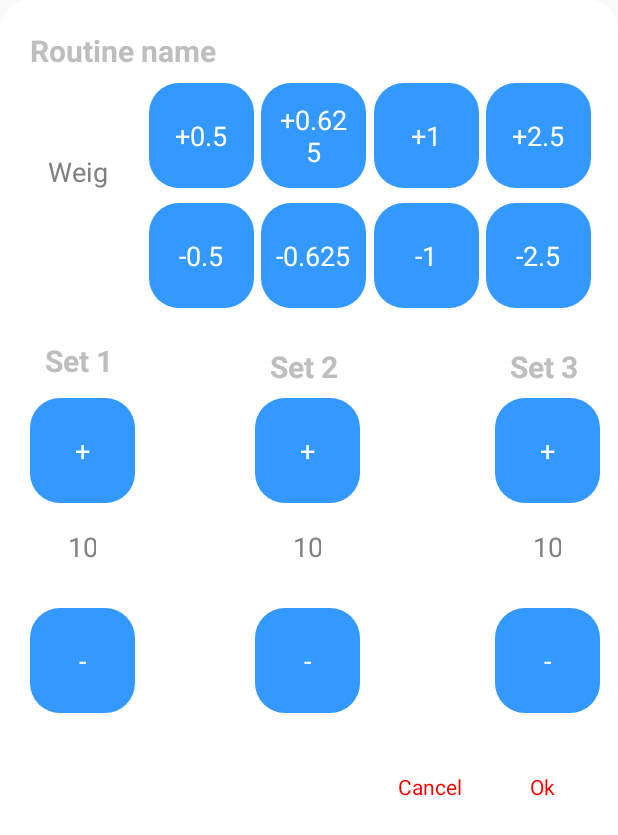
After one commit to MisterEvo/GymNote, an Android app: the editWorkout screen opened directly, with no data from a screen before it, on a phone screen of 412 x 824 dp. The commit adds this screen. Shown: the top 835 px of the screen. Run offline under Robolectric (Android 15) with nearby library versions, the phone set to English and light mode, and no system bars.

Commit message:
Created onClickListener for detailed exercise rec view

```diff
--- a/app/src/main/AndroidManifest.xml
+++ b/app/src/main/AndroidManifest.xml
@@ -18,6 +18,7 @@
             </intent-filter>
         </activity>
         <activity android:name=".a_workout_overview" />
+        <activity android:name=".editWorkout" />
     </application>
 
 </manifest>
--- a/app/src/main/java/com/sommerfeld/gymnote/adapters/detailed_recycler_adapter.java
+++ b/app/src/main/java/com/sommerfeld/gymnote/adapters/detailed_recycler_adapter.java
@@ -18,10 +18,12 @@ public class detailed_recycler_adapter extends RecyclerView.Adapter<detailed_rec
 
     private ArrayList<String> mExercise;
     private ArrayList<String> mWeight;
+    private OnExerciseListner mOnExerciseListener;
 
-    public detailed_recycler_adapter(ArrayList<String> exercise, ArrayList<String> weight) {
+    public detailed_recycler_adapter(ArrayList<String> exercise, ArrayList<String> weight, OnExerciseListner onExerciseListner) {
         this.mExercise = exercise;
         this.mWeight = weight;
+        this.mOnExerciseListener = onExerciseListner;
        // Log.d(TAG, "detailed_recycler_adapter: " + mExercise + mWeight);
     }
 
@@ -29,7 +31,7 @@ public class detailed_recycler_adapter extends RecyclerView.Adapter<detailed_rec
     @Override
     public ViewHolder onCreateViewHolder(@NonNull ViewGroup viewGroup, int i) {
         View view = LayoutInflater.from(viewGroup.getContext()).inflate(R.layout.layout_workout_detail_list_item,viewGroup, false);
-        return new ViewHolder(view);
+        return new ViewHolder(view, mOnExerciseListener);
     }
 
     @Override
@@ -44,13 +46,26 @@ public class detailed_recycler_adapter extends RecyclerView.Adapter<detailed_rec
         return mExercise.size();
     }
 
-    public class ViewHolder extends RecyclerView.ViewHolder {
+    public class ViewHolder extends RecyclerView.ViewHolder implements View.OnClickListener {
         TextView exercise, weight;
+        OnExerciseListner onExerciseListner;
 
-        public ViewHolder(@NonNull View itemView) {
+        public ViewHolder(@NonNull View itemView, OnExerciseListner onExerciseListner) {
             super(itemView);
             exercise = itemView.findViewById(R.id.exercise_title);
             weight = itemView.findViewById(R.id.exercise_weight);
+            this.onExerciseListner = onExerciseListner;
+
+            itemView.setOnClickListener(this);
+        }
+
+        @Override
+        public void onClick(View v) {
+            onExerciseListner.onExerciseClick(getAdapterPosition());
         }
     }
+
+    public interface OnExerciseListner {
+        void onExerciseClick(int position);
+    }
 }
--- a/app/src/main/java/com/sommerfeld/gymnote/detailed_workout_plan.java
+++ b/app/src/main/java/com/sommerfeld/gymnote/detailed_workout_plan.java
@@ -1,6 +1,7 @@
 package com.sommerfeld.gymnote;
 
 
+import android.content.Intent;
 import android.support.v7.app.AppCompatActivity;
 import android.os.Bundle;
 import android.support.v7.widget.LinearLayoutManager;
@@ -14,7 +15,7 @@ import com.sommerfeld.gymnote.util.VerticalSpacingItemDecorator;
 
 import java.util.ArrayList;
 
-public class detailed_workout_plan extends AppCompatActivity {
+public class detailed_workout_plan extends AppCompatActivity implements detailed_recycler_adapter.OnExerciseListner {
     private static final String TAG = "detailed_workout_plan";
 
     //UI Components
@@ -51,8 +52,16 @@ public class detailed_workout_plan extends AppCompatActivity {
         mRecyclerView.setLayoutManager(linearLayoutManager);
         VerticalSpacingItemDecorator itemDecorator = new VerticalSpacingItemDecorator(10);
         mRecyclerView.addItemDecoration(itemDecorator);
-        mDetailedRecyclerAdapter = new detailed_recycler_adapter(mWorkoutList, mWeight);
+        mDetailedRecyclerAdapter = new detailed_recycler_adapter(mWorkoutList, mWeight, this);
         mRecyclerView.setAdapter(mDetailedRecyclerAdapter);
 
     }
+
+    @Override
+    public void onExerciseClick(int position) {
+        // Click Listner for click on specific exercise
+        Log.d(TAG, "onExerciseClick: Clicked" + position);
+        Intent intent = new Intent(this, editWorkout.class);
+        startActivity(intent);
+    }
 }
--- /dev/null
+++ b/app/src/main/java/com/sommerfeld/gymnote/editWorkout.java
@@ -0,0 +1,17 @@
+package com.sommerfeld.gymnote;
+
+import android.os.Bundle;
+import android.support.annotation.Nullable;
+import android.support.v7.app.AppCompatActivity;
+import android.util.Log;
+
+public class editWorkout extends AppCompatActivity {
+    private static final String TAG = "editWorkout";
+
+    @Override
+    protected void onCreate(@Nullable Bundle savedInstanceState) {
+        super.onCreate(savedInstanceState);
+        setContentView(R.layout.exercise_view);
+        Log.d(TAG, "onCreate: ");
+    }
+}
--- /dev/null
+++ b/app/src/main/res/drawable/dialog_bg_blue.xml
@@ -0,0 +1,12 @@
+<?xml version="1.0" encoding="utf-8"?>
+<shape xmlns:android="http://schemas.android.com/apk/res/android">
+    <solid
+        android:color="@color/colorLightBlue"/>
+    <corners
+        android:radius="20dp" />
+    <padding
+        android:left="10dp"
+        android:top="10dp"
+        android:right="10dp"
+        android:bottom="10dp" />
+</shape>
--- /dev/null
+++ b/app/src/main/res/layout/exercise_view.xml
@@ -0,0 +1,269 @@
+<?xml version="1.0" encoding="utf-8"?>
+<RelativeLayout xmlns:android="http://schemas.android.com/apk/res/android"
+    xmlns:tools="http://schemas.android.com/tools"
+    android:layout_width="match_parent"
+    android:layout_height="match_parent"
+    android:background="@drawable/dialog_bg"
+    android:orientation="vertical"
+    android:theme="@android:style/Theme.Holo.Dialog">
+
+    <TextView
+        android:id="@+id/exercise"
+        android:layout_width="wrap_content"
+        android:layout_height="wrap_content"
+        android:layout_marginLeft="10dp"
+        android:layout_marginTop="10dp"
+        android:text="Routine name"
+        android:textSize="20dp"
+        android:textStyle="bold" />
+
+    <EditText
+        android:id="@+id/weight"
+        android:layout_width="wrap_content"
+        android:layout_height="wrap_content"
+        android:layout_centerHorizontal="false"
+        android:layout_marginLeft="10dp"
+        android:layout_marginTop="85dp"
+        android:ems="3"
+        android:hint="Weight"
+        android:inputType="textPersonName" />
+
+    <Button
+        android:id="@+id/btn_add05"
+        android:layout_width="70dp"
+        android:layout_height="70dp"
+        android:layout_marginLeft="15dp"
+        android:layout_marginTop="45dp"
+        android:layout_toRightOf="@id/weight"
+        android:background="@drawable/dialog_bg_blue"
+        android:text="+0.5"
+        android:textColor="@color/colorWhite" />
+
+    <Button
+        android:id="@+id/btn_add0625"
+        android:layout_width="70dp"
+        android:layout_height="70dp"
+        android:layout_marginLeft="90dp"
+        android:layout_marginTop="45dp"
+        android:layout_toRightOf="@id/weight"
+        android:background="@drawable/dialog_bg_blue"
+        android:text="+0.625"
+        android:textColor="@color/colorWhite" />
+
+    <Button
+        android:id="@+id/btn_sub0625"
+        android:layout_width="70dp"
+        android:layout_height="70dp"
+        android:layout_marginLeft="90dp"
+        android:layout_marginTop="125dp"
+        android:layout_toRightOf="@id/weight"
+        android:background="@drawable/dialog_bg_blue"
+        android:text="-0.625"
+        android:textColor="@color/colorWhite" />
+    <Button
+        android:id="@+id/btn_sub05"
+        android:layout_width="70dp"
+        android:layout_height="70dp"
+        android:layout_marginLeft="15dp"
+        android:layout_marginTop="125dp"
+        android:layout_toRightOf="@id/weight"
+        android:background="@drawable/dialog_bg_blue"
+        android:text="-0.5"
+        android:textColor="@color/colorWhite" />
+
+    <Button
+        android:id="@+id/btn_add1"
+        android:layout_width="70dp"
+        android:layout_height="70dp"
+        android:layout_marginLeft="165dp"
+        android:layout_marginTop="45dp"
+        android:layout_toRightOf="@id/weight"
+        android:background="@drawable/dialog_bg_blue"
+        android:text="+1"
+        android:textColor="@color/colorWhite" />
+
+    <Button
+        android:id="@+id/btn_add25"
+        android:layout_width="70dp"
+        android:layout_height="70dp"
+        android:layout_marginLeft="240dp"
+        android:layout_marginTop="45dp"
+        android:layout_toRightOf="@id/weight"
+        android:background="@drawable/dialog_bg_blue"
+        android:text="+2.5"
+        android:textColor="@color/colorWhite" />
+
+    <Button
+        android:id="@+id/btn_sub1"
+        android:layout_width="70dp"
+        android:layout_height="70dp"
+        android:layout_marginLeft="165dp"
+        android:layout_marginTop="125dp"
+        android:layout_toRightOf="@id/weight"
+        android:background="@drawable/dialog_bg_blue"
+        android:text="-1"
+        android:textColor="@color/colorWhite" />
+    <Button
+        android:id="@+id/btn_sub25"
+        android:layout_width="70dp"
+        android:layout_height="70dp"
+        android:layout_marginLeft="240dp"
+        android:layout_marginTop="125dp"
+        android:layout_toRightOf="@id/weight"
+        android:background="@drawable/dialog_bg_blue"
+        android:text="-2.5"
+        android:textColor="@color/colorWhite" />
+
+    <TextView
+        android:layout_width="wrap_content"
+        android:layout_height="wrap_content"
+        android:layout_below="@id/btn_sub25"
+        android:layout_marginLeft="20dp"
+        android:textAlignment="center"
+        android:layout_marginTop="21dp"
+        android:text="Set 1"
+        android:textSize="20dp"
+        android:textStyle="bold" />
+    <Button
+        android:id="@+id/btn_add_rep1"
+        android:layout_width="70dp"
+        android:layout_height="70dp"
+        android:layout_marginLeft="10dp"
+        android:layout_marginTop="60dp"
+        android:layout_below="@id/btn_sub25"
+        android:background="@drawable/dialog_bg_blue"
+        android:text="+"
+        android:textColor="@color/colorWhite" />
+
+    <EditText
+        android:id="@+id/btn_RepS1"
+        android:layout_width="wrap_content"
+        android:layout_height="wrap_content"
+        android:layout_below="@id/btn_sub25"
+        android:layout_centerHorizontal="false"
+        android:layout_marginLeft="23dp"
+        android:layout_marginTop="140dp"
+        android:ems="2"
+        android:hint="10"
+        android:inputType="textPersonName"
+        android:textAlignment="center" />
+    <Button
+        android:id="@+id/btn_sub_rep1"
+        android:layout_width="70dp"
+        android:layout_height="70dp"
+        android:layout_marginLeft="10dp"
+        android:layout_marginTop="200dp"
+        android:layout_below="@id/btn_sub25"
+        android:background="@drawable/dialog_bg_blue"
+        android:text="-"
+        android:textColor="@color/colorWhite" />
+    <TextView
+        android:layout_width="wrap_content"
+        android:layout_height="wrap_content"
+        android:layout_marginLeft="170dp"
+        android:layout_marginTop="25dp"
+        android:layout_below="@id/btn_sub25"
+        android:text="Set 2"
+        android:textSize="20dp"
+        android:textStyle="bold" />
+    <Button
+        android:id="@+id/btn_add_rep2"
+        android:layout_width="70dp"
+        android:layout_height="70dp"
+        android:layout_marginLeft="160dp"
+        android:layout_marginTop="60dp"
+        android:layout_below="@id/btn_sub25"
+        android:background="@drawable/dialog_bg_blue"
+        android:text="+"
+        android:textColor="@color/colorWhite" />
+
+    <EditText
+        android:id="@+id/btn_RepS2"
+        android:layout_width="wrap_content"
+        android:layout_height="wrap_content"
+        android:layout_below="@id/btn_sub25"
+        android:layout_centerHorizontal="false"
+        android:layout_marginLeft="173dp"
+        android:layout_marginTop="140dp"
+        android:ems="2"
+        android:hint="10"
+        android:inputType="textPersonName"
+        android:textAlignment="center" />
+    <Button
+        android:id="@+id/btn_sub_rep2"
+        android:layout_width="70dp"
+        android:layout_height="70dp"
+        android:layout_marginLeft="160dp"
+        android:layout_marginTop="200dp"
+        android:layout_below="@id/btn_sub25"
+        android:background="@drawable/dialog_bg_blue"
+        android:text="-"
+        android:textColor="@color/colorWhite" />
+    <TextView
+        android:layout_width="wrap_content"
+        android:layout_height="wrap_content"
+        android:layout_marginLeft="330dp"
+        android:layout_marginTop="25dp"
+        android:layout_below="@id/btn_sub25"
+        android:text="Set 3"
+        android:textSize="20dp"
+        android:textStyle="bold" />
+    <Button
+        android:id="@+id/btn_add_rep3"
+        android:layout_width="70dp"
+        android:layout_height="70dp"
+        android:layout_marginLeft="320dp"
+        android:layout_marginTop="60dp"
+        android:layout_below="@id/btn_sub25"
+        android:background="@drawable/dialog_bg_blue"
+        android:text="+"
+        android:textColor="@color/colorWhite" />
+
+    <EditText
+        android:id="@+id/btn_RepS3"
+        android:layout_width="wrap_content"
+        android:layout_height="wrap_content"
+        android:layout_below="@id/btn_sub25"
+        android:layout_centerHorizontal="false"
+        android:layout_marginLeft="333dp"
+        android:layout_marginTop="140dp"
+        android:ems="2"
+        android:hint="10"
+        android:inputType="textPersonName"
+        android:textAlignment="center" />
+    <Button
+        android:id="@+id/btn_sub_rep3"
+        android:layout_width="70dp"
+        android:layout_height="70dp"
+        android:layout_marginLeft="320dp"
+        android:layout_marginTop="200dp"
+        android:layout_below="@id/btn_sub25"
+        android:background="@drawable/dialog_bg_blue"
+        android:text="-"
+        android:textColor="@color/colorWhite" />
+
+    <Button
+        android:id="@+id/btn_okay"
+        style="@style/Widget.AppCompat.Button.Borderless"
+        android:layout_width="50dp"
+        android:layout_height="wrap_content"
+        android:layout_below="@id/btn_sub_rep1"
+        android:layout_alignParentRight="true"
+        android:layout_marginTop="25dp"
+        android:layout_marginRight="15dp"
+        android:text="Ok"
+        android:textColor="#ff0000" />
+
+    <Button
+        android:id="@+id/btn_cancel"
+        style="@style/Widget.AppCompat.Button.Borderless"
+        android:layout_width="100dp"
+        android:layout_height="wrap_content"
+        android:layout_below="@id/btn_sub_rep1"
+        android:layout_marginTop="25dp"
+        android:layout_toLeftOf="@id/btn_okay"
+        android:text="Cancel"
+        android:textColor="#ff0000" />
+
+
+</RelativeLayout>
```
